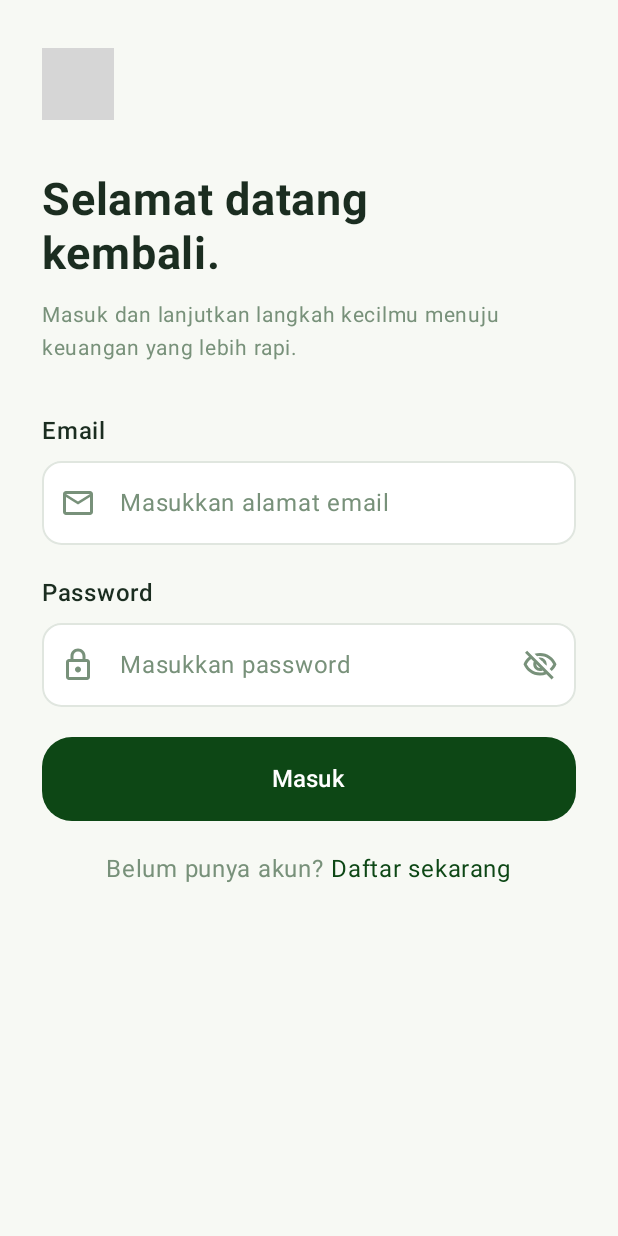
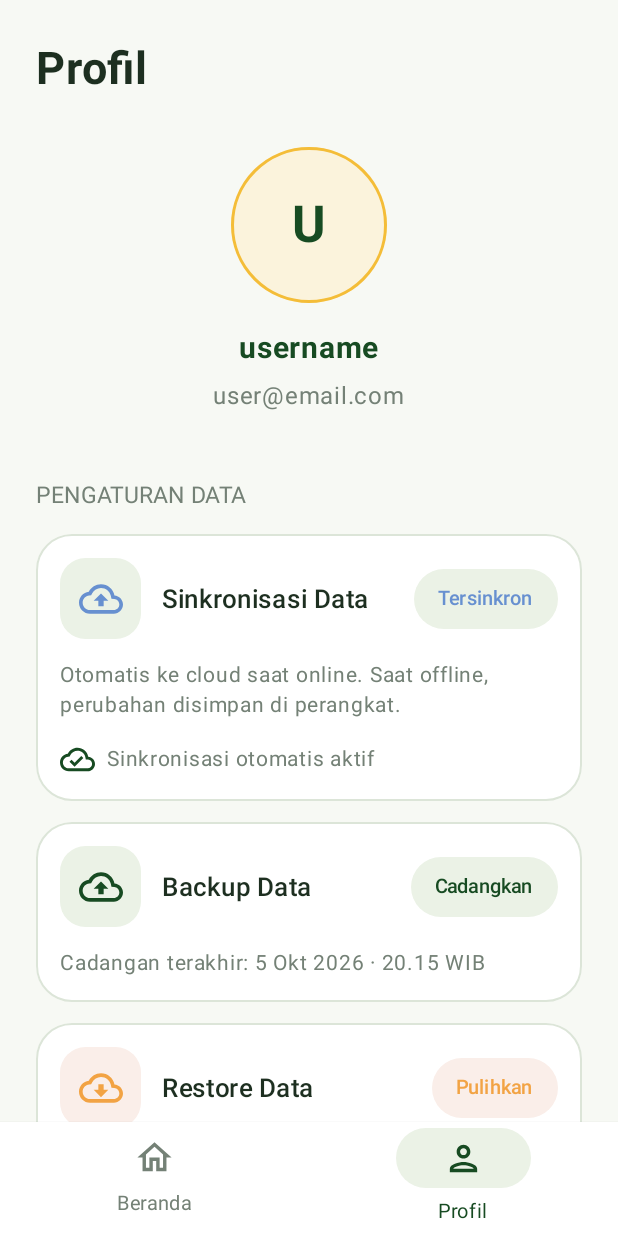
Before and after one commit to thehaidarbahzi/Sakuin, an Android app built with Jetpack Compose: the screen it shows after launch (MainActivity), after a tap on "Masuk", on a phone screen of 412 x 824 dp. Run offline under Robolectric (Android 15) with nearby library versions, the phone set to English and light mode, and no system bars; grey boxes are pictures that could not be loaded.

Commit message:
feat: add popup interactions and update navigation

```diff
--- a/app/src/main/java/com/example/sakuin/navigation/AppNavigation.kt
+++ b/app/src/main/java/com/example/sakuin/navigation/AppNavigation.kt
@@ -33,6 +33,13 @@ fun AppNavigation() {
             LoginScreen(
                 onRegisterClick = {
                     navController.navigate("register")
+                },
+                onLoginSuccess = {
+                    navController.navigate("profile") {
+                        popUpTo("login") {
+                            inclusive = true
+                        }
+                    }
                 }
             )
         }
@@ -44,6 +51,62 @@ fun AppNavigation() {
                 },
                 onBackClick = {
                     navController.popBackStack()
+                },
+                onRegisterSuccess = {
+                    navController.navigate("profile") {
+                        popUpTo("register") {
+                            inclusive = true
+                        }
+                    }
+                }
+            )
+        }
+
+        composable("profile") {
+            ProfileScreen(
+                onHomeClick = {
+                    // Sementara dikosongkan
+                },
+                onLogoutClick = {
+                    navController.navigate("login") {
+                        popUpTo("profile") {
+                            inclusive = true
+                        }
+                    }
+                },
+                onBackupClick = {
+                    navController.navigate("backup")
+                },
+                onRestoreClick = {
+                    navController.navigate("restore")
+                }
+            )
+        }
+
+        composable("backup") {
+            BackupScreen(
+                onBackClick = {
+                    navController.popBackStack()
+                },
+                onHomeClick = {
+                    // Sementara dikosongkan
+                },
+                onProfileClick = {
+                    navController.popBackStack()
+                }
+            )
+        }
+
+        composable("restore") {
+            RestoreScreen(
+                onBackClick = {
+                    navController.popBackStack()
+                },
+                onHomeClick = {
+                    // Sementara dikosongkan
+                },
+                onProfileClick = {
+                    navController.popBackStack()
                 }
             )
         }
--- a/app/src/main/java/com/example/sakuin/ui/components/SakuinLogo2.kt
+++ b/app/src/main/java/com/example/sakuin/ui/components/SakuinLogo2.kt
@@ -1 +1,24 @@
 package com.example.sakuin.ui.components
+
+import androidx.compose.foundation.Image
+import androidx.compose.foundation.layout.*
+import androidx.compose.runtime.Composable
+import androidx.compose.ui.Modifier
+import androidx.compose.ui.res.painterResource
+import androidx.compose.ui.layout.ContentScale
+import androidx.compose.ui.unit.dp
+import com.example.sakuin.R
+
+@Composable
+fun SakuinLogo2(
+    modifier: Modifier = Modifier
+) {
+    Image(
+        painter = painterResource(
+            id = R.drawable.sakuin_logo2
+        ),
+        contentDescription = "Logo Sakuin",
+        modifier = Modifier.width(120.dp),
+        contentScale = ContentScale.Fit
+    )
+}
--- a/app/src/main/java/com/example/sakuin/ui/screens/LoginScreen.kt
+++ b/app/src/main/java/com/example/sakuin/ui/screens/LoginScreen.kt
@@ -23,7 +23,8 @@ import androidx.compose.foundation.shape.RoundedCornerShape
 
 @Composable
 fun LoginScreen(
-    onRegisterClick: () -> Unit
+    onRegisterClick: () -> Unit,
+    onLoginSuccess: () -> Unit
 ) {
     var email by remember { mutableStateOf("") }
     var password by remember { mutableStateOf("") }
@@ -97,7 +98,7 @@ fun LoginScreen(
 
         Button(
             onClick = {
-                // TODO: Implementasi login
+                onLoginSuccess()
             },
             modifier = Modifier
                 .fillMaxWidth()
--- a/app/src/main/java/com/example/sakuin/ui/screens/RegisterScreen.kt
+++ b/app/src/main/java/com/example/sakuin/ui/screens/RegisterScreen.kt
@@ -24,7 +24,8 @@ import com.example.sakuin.ui.theme.*
 @Composable
 fun RegisterScreen(
     onLoginClick: () -> Unit,
-    onBackClick: () -> Unit
+    onBackClick: () -> Unit,
+    onRegisterSuccess: () -> Unit
 ) {
     var username by remember { mutableStateOf("") }
     var email by remember { mutableStateOf("") }
@@ -169,7 +170,7 @@ fun RegisterScreen(
 
         Button(
             onClick = {
-                // TODO: Implementasi registrasi
+                onRegisterSuccess()
             },
             modifier = Modifier
                 .fillMaxWidth()
```
